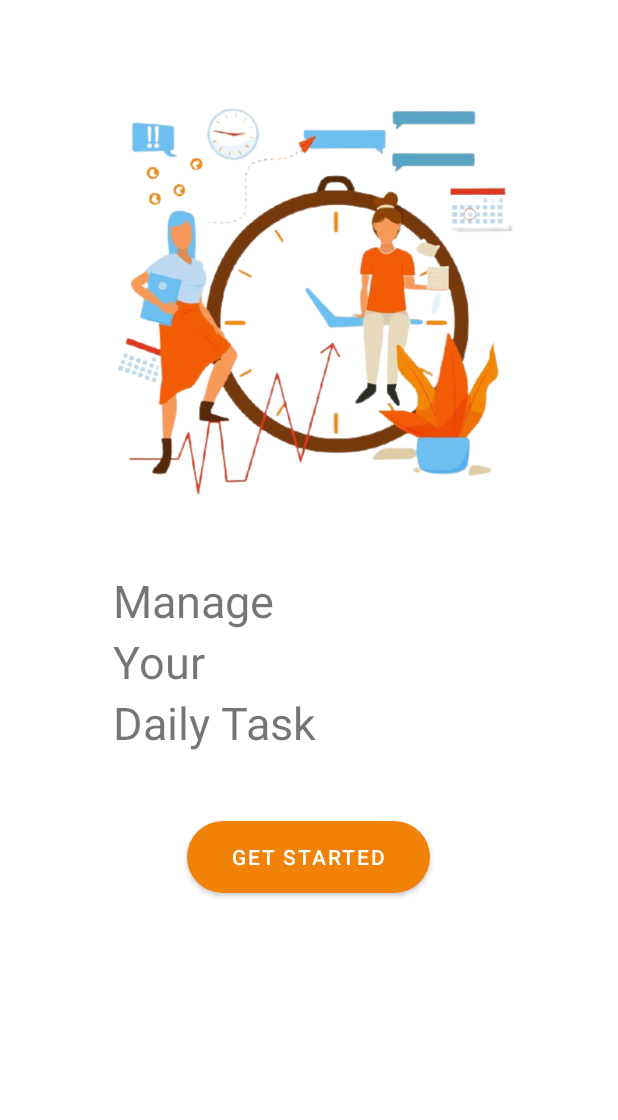
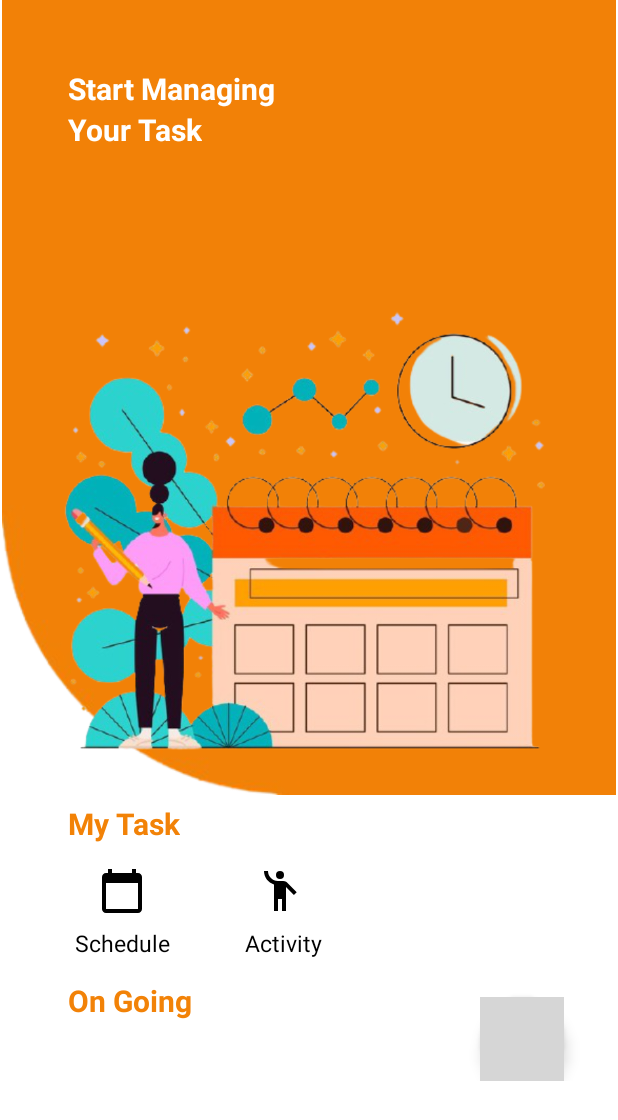
Before and after one commit to anantaputra/Daily-Task, an Android app: the layout activity_main.xml on its own in the app's theme, with its tools: preview values and no code run, on a phone screen of 412 x 824 dp. Shown: the top 1120 px of the screen. Run offline under Robolectric (Android 15) with nearby library versions, the phone set to English and light mode, and no system bars; grey boxes are pictures that could not be loaded.

Commit message:
perbaikan nama file dan menata alur aplikasi

```diff
--- a/app/src/main/AndroidManifest.xml
+++ b/app/src/main/AndroidManifest.xml
@@ -13,16 +13,16 @@
             android:name=".MainActivity4"
             android:exported="false" />
         <activity
-            android:name=".MainActivity3"
+            android:name=".AddScheduleActivity"
             android:exported="false" />
         <activity
             android:name=".LoginActivity"
             android:exported="false" />
         <activity
-            android:name=".MainActivity2"
+            android:name=".MainActivity"
             android:exported="false" />
         <activity
-            android:name=".MainActivity"
+            android:name=".OpeningActivity"
             android:exported="true">
             <intent-filter>
                 <action android:name="android.intent.action.MAIN" />
--- a/app/src/main/java/com/example/dailytask/MainActivity3.java
+++ b/app/src/main/java/com/example/dailytask/AddScheduleActivity.java
@@ -5,7 +5,7 @@ import androidx.appcompat.app.AppCompatActivity;
 import android.os.Bundle;
 import android.widget.EditText;
 
-public class MainActivity3 extends AppCompatActivity {
+public class AddScheduleActivity extends AppCompatActivity {
 
     private EditText tanggal;
 
@@ -13,6 +13,6 @@ public class MainActivity3 extends AppCompatActivity {
     @Override
     protected void onCreate(Bundle savedInstanceState) {
         super.onCreate(savedInstanceState);
-        setContentView(R.layout.activity_main3);
+        setContentView(R.layout.activity_add_schedule);
     }
 }
--- a/app/src/main/res/layout/activity_main.xml
+++ b/app/src/main/res/layout/activity_main.xml
@@ -1,59 +1,142 @@
 <?xml version="1.0" encoding="utf-8"?>
-<RelativeLayout xmlns:android="http://schemas.android.com/apk/res/android"
+<LinearLayout xmlns:android="http://schemas.android.com/apk/res/android"
     xmlns:app="http://schemas.android.com/apk/res-auto"
     xmlns:tools="http://schemas.android.com/tools"
     android:layout_width="match_parent"
     android:layout_height="match_parent"
     tools:context=".MainActivity">
 
+    <androidx.core.widget.NestedScrollView
+        android:layout_width="match_parent"
+        android:layout_height="match_parent"
+        app:layout_behavior="@string/appbar_scrolling_view_behavior">
+
+        <RelativeLayout
+        android:id="@+id/rl_image"
+        android:layout_width="wrap_content"
+        android:layout_height="match_parent">
+
+
+            <com.google.android.material.floatingactionbutton.FloatingActionButton
+                android:id="@+id/add_schedule"
+                android:layout_width="wrap_content"
+                android:layout_height="wrap_content"
+                android:layout_alignParentBottom="true"
+                android:layout_marginStart="320dp"
+                android:layout_marginBottom="40dp"
+                android:backgroundTint="@color/orange"
+                android:src="@drawable/ic_tambah"
+                app:borderWidth="0dp" />
+
             <ImageView
-       android:id="@+id/img_image1"
-       android:layout_width="300dp"
-       android:layout_height="300dp"
-       android:layout_centerHorizontal="true"
-       android:layout_marginTop="50dp"
-       android:src="@drawable/image4" />
+                android:id="@+id/img_image"
+                android:layout_width="wrap_content"
+                android:layout_height="530dp"
+                android:src="@drawable/imagee" />
 
             <TextView
-       android:id="@+id/tv_textManage"
+                android:id="@+id/tv_textStart"
                 android:layout_width="wrap_content"
                 android:layout_height="wrap_content"
-       android:layout_below="@+id/img_image1"
-       android:layout_marginTop="30dp"
-       android:layout_marginLeft="75dp"
-       android:text="Manage"
-       android:textSize="30dp"
-       />
+                android:text="@string/start"
+                android:textSize="20sp"
+                android:layout_marginStart="45dp"
+                android:layout_marginTop="45dp"
+                android:textColor="@color/white"
+                android:textStyle="bold"/>
 
             <TextView
                 android:id="@+id/tv_textYour"
                 android:layout_width="wrap_content"
                 android:layout_height="wrap_content"
-       android:layout_below="@+id/tv_textManage"
-       android:text="Your"
-       android:layout_marginLeft="75dp"
-       android:textSize="30dp"
-       />
+                android:text="@string/task"
+                android:textSize="20sp"
+                android:layout_marginStart="45dp"
+                android:layout_below="@id/tv_textStart"
+                android:textColor="@color/white"
+                android:textStyle="bold"/>
+
+            <ImageView
+                android:layout_width="350dp"
+                android:layout_height="350dp"
+                android:layout_below="@id/tv_textYour"
+                android:layout_centerInParent="true"
+                android:src="@drawable/image3" />
 
             <TextView
-       android:id="@+id/tv_textDaily"
+                android:id="@+id/tv_textMytask"
                 android:layout_width="wrap_content"
                 android:layout_height="wrap_content"
-       android:layout_below="@+id/tv_textYour"
-       android:text="Daily Task"
-       android:layout_marginLeft="75dp"
-       android:textSize="30dp"
-       />
+                android:text="@string/mytask"
+                android:layout_below="@id/img_image"
+                android:textSize="20sp"
+                android:layout_marginTop="5dp"
+                android:textColor="@color/orange"
+                android:layout_marginStart="45dp"
+                android:textStyle="bold"/>
 
-   <Button
-       android:layout_below="@id/tv_textDaily"
+            <ImageView
+                android:id="@+id/img_icSchedule"
                 android:layout_width="wrap_content"
                 android:layout_height="wrap_content"
-       android:layout_marginTop="45dp"
-       android:layout_centerInParent="true"
-       android:background="@drawable/tombol_started"
-       android:text="   GET STARTED   "
-       android:id="@+id/btn_get"/>
+                android:layout_below="@id/tv_textMytask"
+                android:layout_marginStart="65dp"
+                android:layout_marginTop="15dp"
+                android:src="@drawable/ic_schedule" />
 
+            <TextView
+                android:id="@+id/tv_textSchedule"
+                android:layout_width="wrap_content"
+                android:layout_height="wrap_content"
+                android:text="@string/schedule"
+                android:textSize="15sp"
+                android:layout_marginStart="50dp"
+                android:textColor="@color/black"
+                android:layout_below="@id/img_icSchedule"/>
+
+            <ImageView
+                android:id="@+id/img_icActivity"
+                android:layout_width="wrap_content"
+                android:layout_height="wrap_content"
+                android:layout_below="@id/tv_textMytask"
+                android:layout_marginStart="65dp"
+                android:layout_marginTop="15dp"
+                android:layout_toEndOf="@id/img_icSchedule"
+                android:src="@drawable/ic_activity" />
+
+            <TextView
+                android:layout_width="wrap_content"
+                android:layout_height="wrap_content"
+                android:text="@string/activity"
+                android:textSize="15sp"
+                android:layout_marginStart="50dp"
+                android:textColor="@color/black"
+                android:layout_toEndOf="@id/tv_textSchedule"
+                android:layout_below="@id/img_icSchedule"/>
+
+            <TextView
+                android:id="@+id/tv_textOngoing"
+                android:layout_width="wrap_content"
+                android:layout_height="wrap_content"
+                android:text="@string/ongoing"
+                android:layout_below="@id/img_icSchedule"
+                android:textSize="20sp"
+                android:layout_marginTop="35dp"
+                android:textColor="@color/orange"
+                android:layout_marginStart="45dp"
+                android:textStyle="bold"/>
+
+            <androidx.cardview.widget.CardView
+                android:id="@+id/cv_content"
+                android:layout_below="@id/tv_textOngoing"
+                android:layout_width="match_parent"
+                android:layout_height="wrap_content"
+                android:layout_margin="20dp"
+                android:layout_marginTop="10dp"
+                app:cardCornerRadius="8dp"/>
 
         </RelativeLayout>
+
+    </androidx.core.widget.NestedScrollView>
+
+</LinearLayout>
--- a/app/src/main/res/values/strings.xml
+++ b/app/src/main/res/values/strings.xml
@@ -1,3 +1,18 @@
 <resources>
     <string name="app_name">Daily Task</string>
+    <string name="manage">Manage</string>
+    <string name="your">Your</string>
+    <string name="task">Your Task</string>
+    <string name="getstarted">   GET STARTED   </string>
+    <string name="buatacara">buat acara</string>
+    <string name="judul">Judul</string>
+    <string name="catatan">Catatan</string>
+    <string name="acara">Acara</string>
+    <string name="ingatkan">Ingatkan</string>
+    <string name="tanggal">Tanggal</string>
+    <string name="start">Start Managing</string>
+    <string name="mytask">My Task</string>
+    <string name="schedule">Schedule</string>
+    <string name="activity">Activity</string>
+    <string name="ongoing">On Going</string>
 </resources>
```
Also changed, not shown: app/src/main/java/com/example/dailytask/LoginActivity.java (+6 -6 lines), app/src/main/java/com/example/dailytask/MainActivity.java (+34 -14 lines), app/src/main/java/com/example/dailytask/MainActivity2.java (deleted, +0 -46 lines), app/src/main/java/com/example/dailytask/OpeningActivity.java (added, +33 -0 lines), app/src/main/res/layout/activity_add_schedule.xml (renamed from app/src/main/res/layout/activity_main3.xml, +18 -19 lines), app/src/main/res/layout/activity_main2.xml (deleted, +0 -139 lines), app/src/main/res/layout/activity_opening.xml (added, +58 -0 lines), 1 other file. Lines whose indentation alone changed are shown as unchanged.
